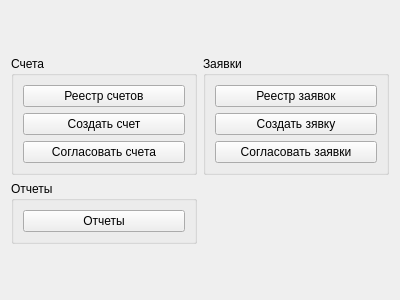
Before: the Qt Designer form interfaces/menu.ui in RichCake/Kursovoj-proekt-Karpov-313IS, drawn with Qt 5.
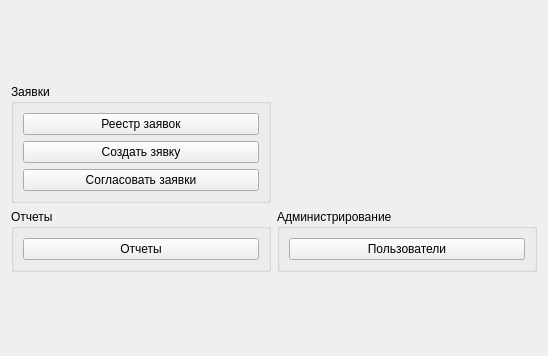
After: the same form once the commit is applied.

Patch:
```diff
--- a/interfaces/menu.ui
+++ b/interfaces/menu.ui
@@ -6,8 +6,8 @@
    <rect>
     <x>0</x>
     <y>0</y>
-    <width>400</width>
-    <height>300</height>
+    <width>548</width>
+    <height>356</height>
    </rect>
   </property>
   <property name="windowTitle">
@@ -16,60 +16,16 @@
   <layout class="QVBoxLayout" name="verticalLayout_3">
    <item>
     <layout class="QGridLayout" name="gridLayout">
-     <item row="0" column="0">
-      <widget class="QGroupBox" name="groupBox">
-       <property name="sizePolicy">
-        <sizepolicy hsizetype="Preferred" vsizetype="Fixed">
-         <horstretch>0</horstretch>
-         <verstretch>0</verstretch>
-        </sizepolicy>
-       </property>
+     <item row="1" column="1">
+      <widget class="QGroupBox" name="groupBox_3">
        <property name="title">
-        <string>Счета</string>
+        <string>Администрирование</string>
        </property>
-       <property name="alignment">
-        <set>Qt::AlignmentFlag::AlignLeading|Qt::AlignmentFlag::AlignLeft|Qt::AlignmentFlag::AlignTop</set>
-       </property>
-       <property name="checkable">
-        <bool>false</bool>
-       </property>
-       <layout class="QVBoxLayout" name="verticalLayout">
+       <layout class="QVBoxLayout" name="verticalLayout_5">
         <item>
-         <widget class="QPushButton" name="invoice_registry_btn">
-          <property name="sizePolicy">
-           <sizepolicy hsizetype="Preferred" vsizetype="Fixed">
-            <horstretch>0</horstretch>
-            <verstretch>0</verstretch>
-           </sizepolicy>
-          </property>
+         <widget class="QPushButton" name="user_registry_btn">
           <property name="text">
-           <string>Реестр счетов</string>
-          </property>
-         </widget>
-        </item>
-        <item>
-         <widget class="QPushButton" name="create_invoice_btn">
-          <property name="sizePolicy">
-           <sizepolicy hsizetype="Preferred" vsizetype="Fixed">
-            <horstretch>0</horstretch>
-            <verstretch>0</verstretch>
-           </sizepolicy>
-          </property>
-          <property name="text">
-           <string>Создать счет</string>
-          </property>
-         </widget>
-        </item>
-        <item>
-         <widget class="QPushButton" name="accept_invoice_btn">
-          <property name="sizePolicy">
-           <sizepolicy hsizetype="Preferred" vsizetype="Fixed">
-            <horstretch>0</horstretch>
-            <verstretch>0</verstretch>
-           </sizepolicy>
-          </property>
-          <property name="text">
-           <string>Согласовать счета</string>
+           <string>Пользователи</string>
           </property>
          </widget>
         </item>
@@ -110,7 +66,7 @@
        </layout>
       </widget>
      </item>
-     <item row="0" column="1">
+     <item row="0" column="0">
       <widget class="QGroupBox" name="groupBox_2">
        <property name="sizePolicy">
         <sizepolicy hsizetype="Preferred" vsizetype="Fixed">
```
